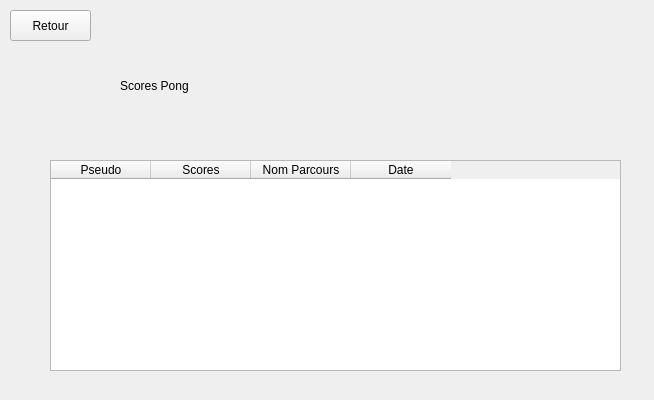
This is testIHMClimingProject/testIHMClimingProject/scoresPongMenu.ui in simplyyCarlos/ClimbingProject as Qt 5 draws it before an edit. The edited form follows.
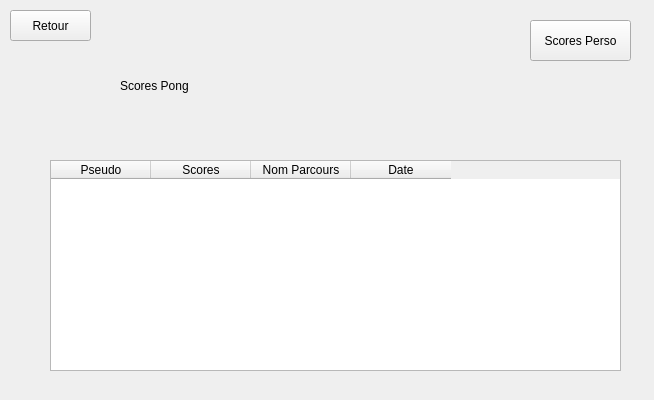
This is the edited form.

Commit message: scores perso parcours

```diff
--- a/testIHMClimingProject/testIHMClimingProject/scoresPongMenu.ui
+++ b/testIHMClimingProject/testIHMClimingProject/scoresPongMenu.ui
@@ -69,6 +69,19 @@
     <string>Retour</string>
    </property>
   </widget>
+  <widget class="QPushButton" name="pushButton_Perso">
+   <property name="geometry">
+    <rect>
+     <x>530</x>
+     <y>20</y>
+     <width>101</width>
+     <height>41</height>
+    </rect>
+   </property>
+   <property name="text">
+    <string>Scores Perso</string>
+   </property>
+  </widget>
  </widget>
  <resources/>
  <connections/>
```
The commit also changes 19 other files.
